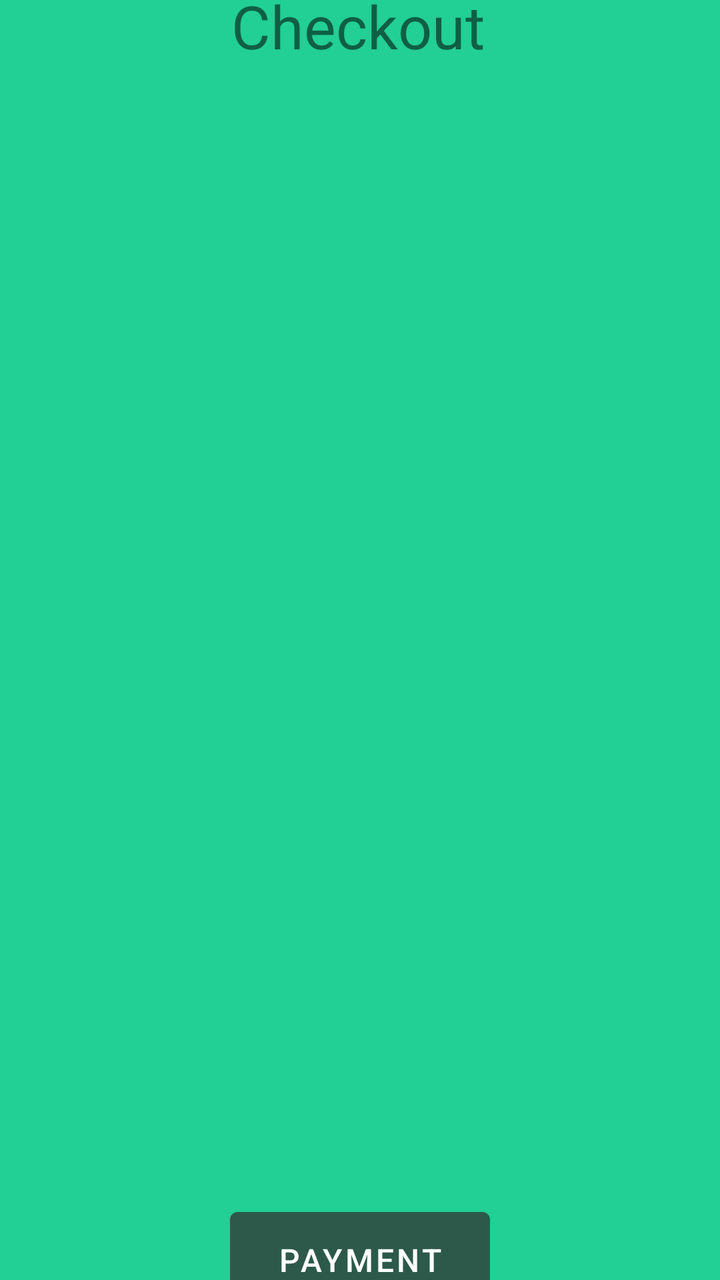
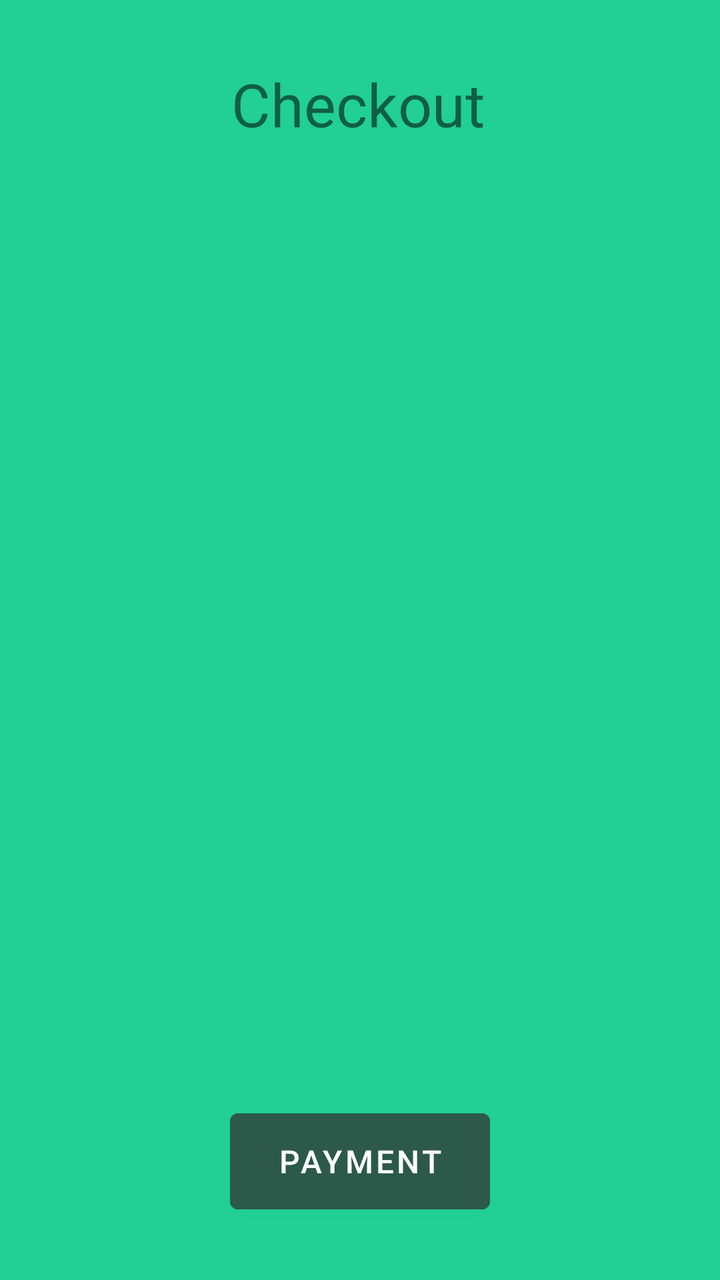

Before-and-after screenshots of an Android layout around one commit, followed by the original layout XML and the change that was made.
<!-- AndroidManifest.xml: application theme Theme.Alexandermaynard_COMP304Lab2_Ex1 -->
<!-- res/layout/activity_checkout_screen.xml -->
<?xml version="1.0" encoding="utf-8"?>
<androidx.constraintlayout.widget.ConstraintLayout
    xmlns:android="http://schemas.android.com/apk/res/android"
    xmlns:tools="http://schemas.android.com/tools"
    xmlns:app="http://schemas.android.com/apk/res-auto"
    android:id="@+id/main"
    android:layout_width="match_parent"
    android:layout_height="match_parent"
    android:background="#22CF95"
    tools:context=".CheckoutScreen">

  <TextView
      android:id="@+id/checkout_title"
      android:layout_width="wrap_content"
      android:layout_height="wrap_content"
      android:text="@string/checkout_screen_title_text"
      android:textAlignment="center"
      android:textSize="30sp"
      app:layout_constraintBottom_toTopOf="@+id/house_checkout_recycler_view"
      app:layout_constraintEnd_toEndOf="parent"
      app:layout_constraintHorizontal_bias="0.496"
      app:layout_constraintStart_toStartOf="parent"
      app:layout_constraintTop_toTopOf="parent"
      app:layout_constraintVertical_bias="0.392" />

  <androidx.recyclerview.widget.RecyclerView
      android:id="@+id/house_checkout_recycler_view"
      android:layout_width="match_parent"
      android:layout_height="600dp"
      app:layout_constraintBottom_toBottomOf="parent"
      app:layout_constraintStart_toStartOf="parent"
      app:layout_constraintTop_toTopOf="parent"
      app:layout_constraintVertical_bias="0.498" />

  <Button
      android:id="@+id/payment_checkout_btn"
      android:layout_width="wrap_content"
      android:layout_height="wrap_content"
      android:width="130dp"
      android:height="60dp"
      android:backgroundTint="#2C594A"
      android:text="@string/payment_btn_text"
      android:textSize="16sp"
      app:layout_constraintBottom_toBottomOf="parent"
      app:layout_constraintEnd_toEndOf="parent"
      app:layout_constraintStart_toStartOf="parent"
      app:layout_constraintTop_toBottomOf="@+id/house_checkout_recycler_view" />

</androidx.constraintlayout.widget.ConstraintLayout>
<!-- resources referenced by this layout -->
<resources>
  <string name="checkout_screen_title_text">Checkout</string>
  <string name="payment_btn_text">Payment</string>
  <style name="Theme.Alexandermaynard_COMP304Lab2_Ex1" parent="Base.Theme.Alexandermaynard_COMP304Lab2_Ex1" />
  <style name="Base.Theme.Alexandermaynard_COMP304Lab2_Ex1" parent="Theme.MaterialComponents.DayNight.DarkActionBar">
          
          
      </style>
</resources>

<!-- the commit's change to res/layout/activity_checkout_screen.xml (unified diff, before → after) -->
@@ -16,22 +16,29 @@
       android:text="@string/checkout_screen_title_text"
       android:textAlignment="center"
       android:textSize="30sp"
-      app:layout_constraintBottom_toTopOf="@+id/house_checkout_recycler_view"
+      app:layout_constraintBottom_toTopOf="@+id/house_checkout_scroll_view"
       app:layout_constraintEnd_toEndOf="parent"
       app:layout_constraintHorizontal_bias="0.496"
       app:layout_constraintStart_toStartOf="parent"
       app:layout_constraintTop_toTopOf="parent"
       app:layout_constraintVertical_bias="0.392" />
 
-  <androidx.recyclerview.widget.RecyclerView
-      android:id="@+id/house_checkout_recycler_view"
+  
+
+  <ScrollView
+      android:id="@+id/house_checkout_scroll_view"
       android:layout_width="match_parent"
-      android:layout_height="600dp"
-      app:layout_constraintBottom_toBottomOf="parent"
+      android:layout_height="400dp"
+      app:layout_constraintBottom_toBottomOf="@+id/payment_checkout_btn"
       app:layout_constraintStart_toStartOf="parent"
-      app:layout_constraintTop_toTopOf="parent"
-      app:layout_constraintVertical_bias="0.498" />
+      app:layout_constraintTop_toTopOf="@+id/checkout_title">
+    <RadioGroup
+        android:id="@+id/checkout_radio_group"
+        android:layout_width="wrap_content"
+        android:layout_height="wrap_content">
+    </RadioGroup>
 
+  </ScrollView>
   <Button
       android:id="@+id/payment_checkout_btn"
       android:layout_width="wrap_content"
@@ -44,6 +51,6 @@
       app:layout_constraintBottom_toBottomOf="parent"
       app:layout_constraintEnd_toEndOf="parent"
       app:layout_constraintStart_toStartOf="parent"
-      app:layout_constraintTop_toBottomOf="@+id/house_checkout_recycler_view" />
+      app:layout_constraintTop_toBottomOf="@+id/house_checkout_scroll_view" />
 
 </androidx.constraintlayout.widget.ConstraintLayout>
